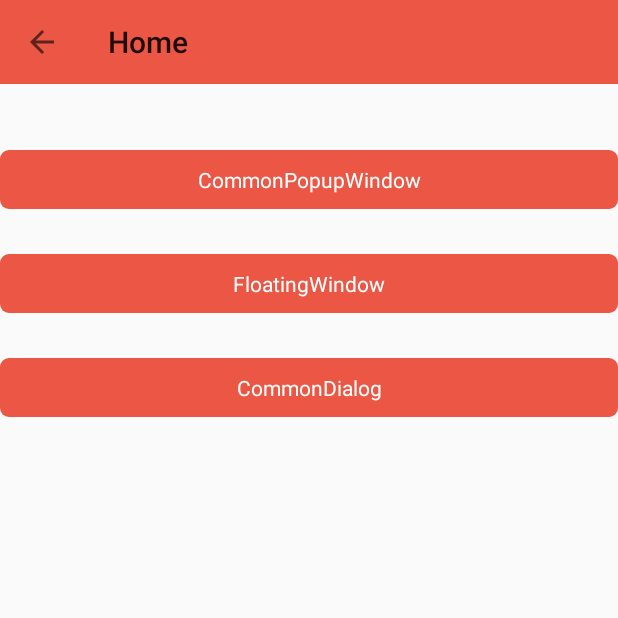
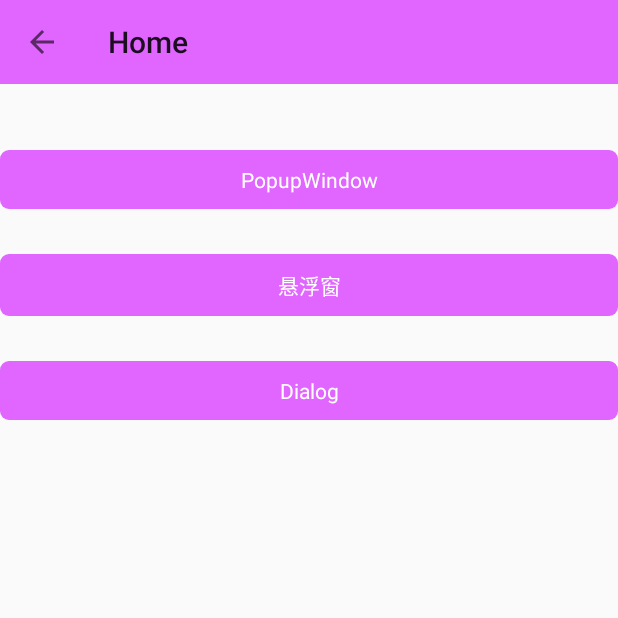
Before and after one commit to dennis020/AndroidCustomizeDialogAndPopupWindow, an Android app: the screen it shows after launch (MainActivity), on a phone screen of 412 x 824 dp, the top half of it. Run offline under Robolectric (Android 15) with nearby library versions, the phone set to English and light mode, and no system bars.

Commit message:
扩容文字显示格式

```diff
--- a/app/build.gradle
+++ b/app/build.gradle
@@ -23,9 +23,9 @@ dependencies {
     implementation 'com.android.support:appcompat-v7:28.0.0'
     implementation 'com.android.support.constraint:constraint-layout:1.1.3'
     testImplementation 'junit:junit:4.12'
+    implementation 'com.android.support:recyclerview-v7:28.0.0'
     androidTestImplementation 'com.android.support.test:runner:1.0.2'
     androidTestImplementation 'com.android.support.test.espresso:espresso-core:3.0.2'
     implementation project(':androidcustomizedialogandpopupwindowlib')
-
-    implementation 'com.android.support:recyclerview-v7:28.0.0'
+//    implementation 'com.github.dennis020:AndroidCustomizeDialogAndPopupWindow:V1.0'
 }
--- a/app/src/main/java/com/hbw020/androidcustomizedialogandpopupwindow/demo/popup/dialog/DialogUtil.java
+++ b/app/src/main/java/com/hbw020/androidcustomizedialogandpopupwindow/demo/popup/dialog/DialogUtil.java
@@ -19,7 +19,7 @@ public class DialogUtil {
      * @param btn1Str               button文字
      * @param positiveClickListener 点击事件
      */
-    public static void createDefaultDialog(Context context, String title, String content, String btn1Str, IDialog.OnClickListener positiveClickListener) {
+    public static void createDefaultDialog(Context context, CharSequence title, CharSequence content, CharSequence btn1Str, IDialog.OnClickListener positiveClickListener) {
         createDefaultDialog(context, title, content, btn1Str, positiveClickListener, "", null);
     }
 
@@ -32,8 +32,8 @@ public class DialogUtil {
      * @param btn2Str               右边按钮
      * @param positiveClickListener 右边点击事件
      */
-    public static void createDefaultDialog(Context context, String title, String content, String btn1Str,
-                                           IDialog.OnClickListener positiveClickListener, String btn2Str, IDialog.OnClickListener negativeClickListener) {
+    public static void createDefaultDialog(Context context, CharSequence title, CharSequence content, CharSequence btn1Str,
+                                           IDialog.OnClickListener positiveClickListener, CharSequence btn2Str, IDialog.OnClickListener negativeClickListener) {
         SYDialog.Builder builder = new SYDialog.Builder(context);
         if (!TextUtils.isEmpty(title)) {
             builder.setTitle(title);
--- a/app/src/main/res/drawable/toast_bg.xml
+++ b/app/src/main/res/drawable/toast_bg.xml
@@ -2,7 +2,7 @@
 <shape xmlns:android="http://schemas.android.com/apk/res/android"
     android:shape="rectangle">
 
-    <solid android:color="#292d33" />
+    <solid android:color="#8B8B00" />
 
     <corners
         android:bottomLeftRadius="10dip"
--- a/app/src/main/res/layout/activity_main.xml
+++ b/app/src/main/res/layout/activity_main.xml
@@ -13,19 +13,19 @@
         android:id="@+id/tv_popup"
         style="@style/btn_style_done"
         android:layout_marginTop="100dp"
-        android:text="CommonPopupWindow" />
+        android:text="PopupWindow" />
 
     <TextView
         android:id="@+id/tv_floating_window"
         style="@style/btn_style_done"
         android:layout_below="@+id/tv_popup"
         android:layout_marginTop="30dp"
-        android:text="FloatingWindow" />
+        android:text="悬浮窗" />
 
     <TextView
         android:id="@+id/tv_dialog"
         style="@style/btn_style_done"
         android:layout_below="@+id/tv_floating_window"
         android:layout_marginTop="30dp"
-        android:text="CommonDialog" />
+        android:text="Dialog" />
 </RelativeLayout>
--- a/app/src/main/res/layout/popup_item.xml
+++ b/app/src/main/res/layout/popup_item.xml
@@ -12,7 +12,7 @@
         android:layout_marginTop="8dp"
         android:layout_marginBottom="8dp"
         android:background="@drawable/popup_item_bg"
-        android:text="王者农药"
+        android:text="晚上吃鸡"
         android:textColor="@color/popup_color" />
 
 </RelativeLayout>
--- a/app/src/main/res/layout/query_info.xml
+++ b/app/src/main/res/layout/query_info.xml
@@ -15,6 +15,6 @@
         android:paddingTop="10dp"
         android:paddingRight="10dp"
         android:paddingBottom="20dp"
-        android:text="你好好你好好好你好好你好好好你好好你好好好你好好你好好好你好好你好好好你好好你好好好你好好你好好好你好好你好好好你好好你好好好你好好你好好好你好好你好好好你好好你好好好你好好你好好好" />
+        android:text="广义来讲，区块链技术是利用块链式数据结构来验证与存储数据、利用分布式节点共识算法来生成和更新数据、利用密码学的方式保证数据传输和访问的安全、利用由自动化脚本代码组成的智能合约来编程和操作数据的一种全新的分布式基础架构与计算方式." />
 
 </LinearLayout>
--- a/app/src/main/res/values/colors.xml
+++ b/app/src/main/res/values/colors.xml
@@ -5,7 +5,7 @@
     <color name="colorAccent">#D81B60</color>
 
     <color name="time_color">#ff5a00</color>
-    <color name="orange_salmon">#EC5745</color>
+    <color name="orange_salmon">#E066FF</color>
     <color name="red_deep">#ea2226</color>
     <item name="gray_holo_light" type="color">#ffd0d0d0</item>
     <color name="black_deep">#FF000000</color>
--- a/build.gradle
+++ b/build.gradle
@@ -9,9 +9,8 @@ buildscript {
     dependencies {
         classpath 'com.android.tools.build:gradle:3.2.1'
 
+//        生成github仓库引用包
         classpath 'com.github.dcendents:android-maven-gradle-plugin:1.5'
-        // NOTE: Do not place your application dependencies here; they belong
-        // in the individual module build.gradle files
     }
 }
 
@@ -19,6 +18,7 @@ allprojects {
     repositories {
         google()
         jcenter()
+//        maven { url 'https://jitpack.io' }
     }
 }
 
```
Also changed, not shown: androidcustomizedialogandpopupwindowlib/build.gradle (+1 -7 lines), androidcustomizedialogandpopupwindowlib/src/main/java/com/hbw020/androidcustomizedialogandpopupwindow/presenter/SYDialog.java (+4 -4 lines), androidcustomizedialogandpopupwindowlib/src/main/java/com/hbw020/androidcustomizedialogandpopupwindow/presenter/SYDialogController.java (+10 -10 lines), app/src/main/java/com/hbw020/androidcustomizedialogandpopupwindow/demo/activity/CommonDialogActivity.java (+5 -3 lines).
